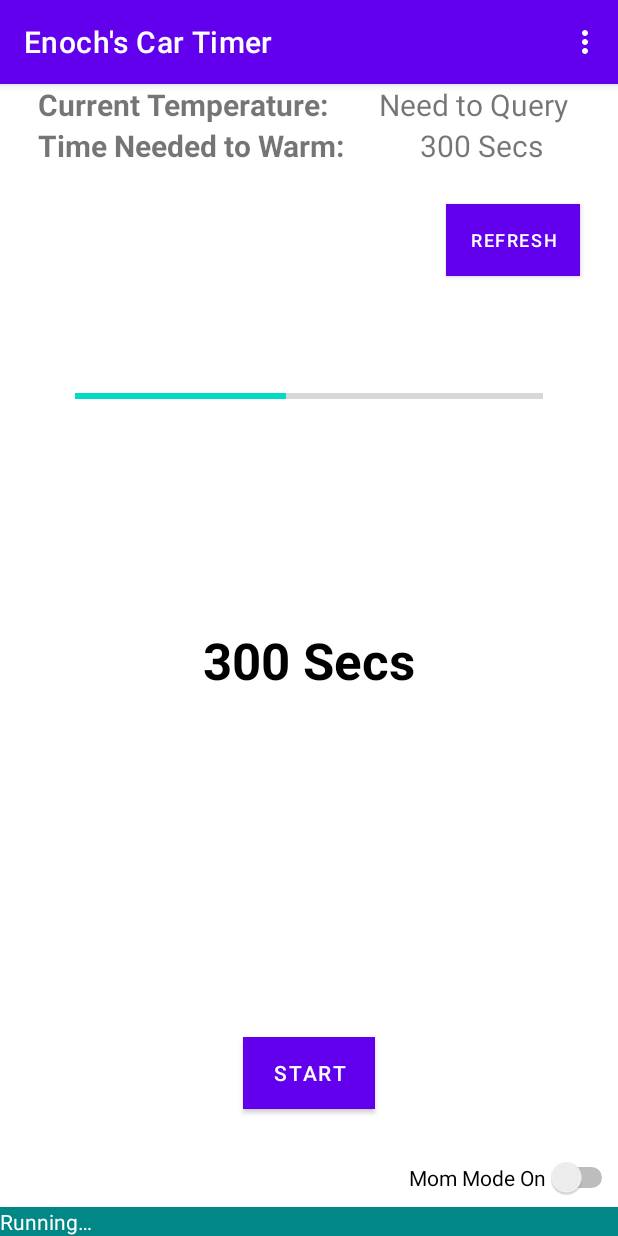
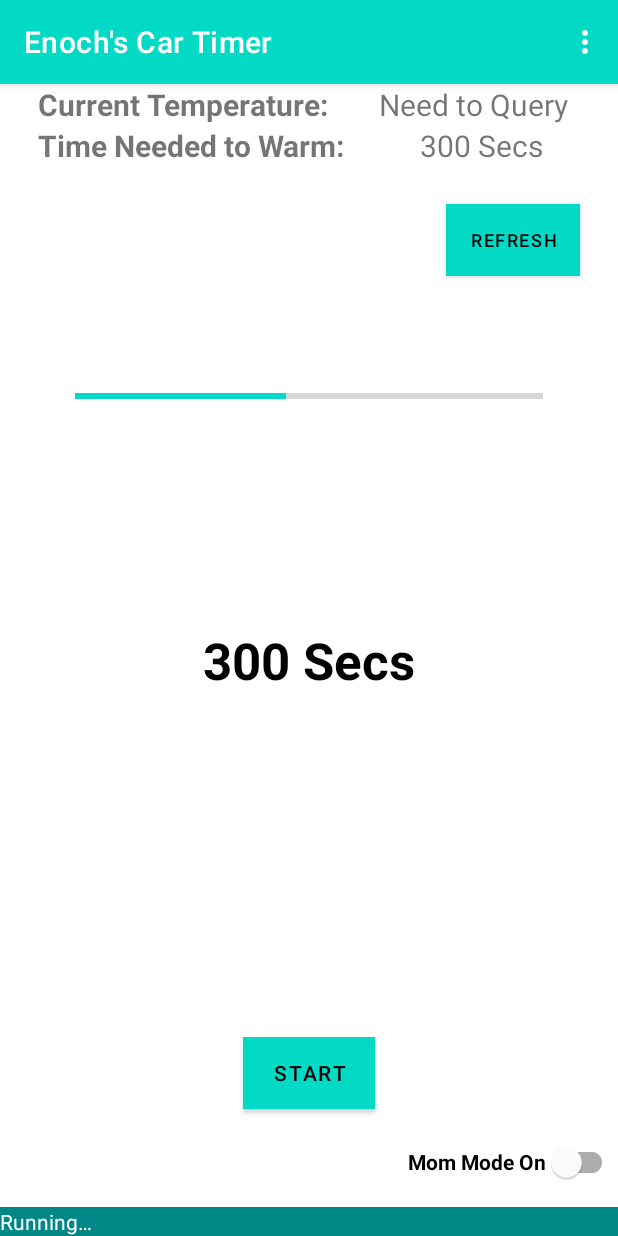
Before and after one commit to zskelton/CarWarmupTimer, an Android app: the screen it shows after launch (MainActivity), on a phone screen of 412 x 824 dp. Run offline under Robolectric (Android 15) with nearby library versions, the phone set to English and light mode, and no system bars; our stand-ins replace Volley, navigation-ui.

Commit message:
More Theming and fix of SwitchMaterial

```diff
--- a/app/src/main/java/android/example/weathercartimer/FirstFragment.kt
+++ b/app/src/main/java/android/example/weathercartimer/FirstFragment.kt
@@ -18,6 +18,7 @@ import com.android.volley.Response
 import com.android.volley.toolbox.StringRequest
 import com.android.volley.toolbox.Volley
 import com.google.android.material.snackbar.Snackbar
+import com.google.android.material.switchmaterial.SwitchMaterial
 import org.json.JSONException
 import org.json.JSONObject
 import kotlin.math.roundToInt
@@ -33,7 +34,7 @@ class FirstFragment : Fragment() {
     private lateinit var txtTemp: TextView
     private lateinit var txtTimer: TextView
     private lateinit var txtTimerLength: TextView
-    private lateinit var swMomMode: Switch
+    private lateinit var swMomMode: SwitchMaterial
     private lateinit var cdTimer: CountDownTimer
     private var timerLength: Long = 300
     private var momMode: Boolean = true
--- a/app/src/main/res/layout/fragment_first.xml
+++ b/app/src/main/res/layout/fragment_first.xml
@@ -67,8 +67,8 @@
         android:id="@+id/txt_status"
         android:layout_width="0dp"
         android:layout_height="wrap_content"
+        android:background="?attr/colorSecondaryVariant"
         android:text="@string/txt_running"
-        android:background="@color/design_default_color_secondary_variant"
         android:textColor="?android:textColorPrimaryInverse"
         app:layout_constraintBottom_toBottomOf="parent"
         app:layout_constraintEnd_toEndOf="parent"
@@ -110,21 +110,22 @@
         android:enabled="false"
         android:text="@string/txt_current_time"
         android:textAlignment="center"
+        android:textColor="?android:textColorPrimary"
         android:textSize="34sp"
         android:textStyle="bold"
-        android:textColor="?android:textColorPrimary"
         app:layout_constraintBottom_toBottomOf="parent"
         app:layout_constraintEnd_toEndOf="parent"
         app:layout_constraintHorizontal_bias="0.497"
         app:layout_constraintStart_toStartOf="parent"
         app:layout_constraintTop_toTopOf="parent" />
 
-    <Switch
+    <com.google.android.material.switchmaterial.SwitchMaterial
         android:id="@+id/switch_mom"
         android:layout_width="wrap_content"
         android:layout_height="0dp"
         android:layout_marginBottom="25dp"
         android:text="@string/switch_mom"
+        android:textStyle="bold"
         app:layout_constraintBottom_toBottomOf="parent"
         app:layout_constraintEnd_toEndOf="parent" />
 
--- a/app/src/main/res/values-night/themes.xml
+++ b/app/src/main/res/values-night/themes.xml
@@ -2,12 +2,12 @@
     <!-- Base application theme. -->
     <style name="Theme.WeatherCarTimer" parent="Theme.MaterialComponents.DayNight.DarkActionBar">
         <!-- Primary brand color. -->
-        <item name="colorPrimary">@color/purple_200</item>
-        <item name="colorPrimaryVariant">@color/purple_700</item>
+        <item name="colorPrimary">@color/teal_200</item>
+        <item name="colorPrimaryVariant">@color/teal_700</item>
         <item name="colorOnPrimary">@color/black</item>
         <!-- Secondary brand color. -->
         <item name="colorSecondary">@color/teal_200</item>
-        <item name="colorSecondaryVariant">@color/teal_200</item>
+        <item name="colorSecondaryVariant">@color/teal_700</item>
         <item name="colorOnSecondary">@color/black</item>
         <!-- Status bar color. -->
         <item name="android:statusBarColor" tools:targetApi="l">?attr/colorPrimaryVariant</item>
--- a/app/src/main/res/values/themes.xml
+++ b/app/src/main/res/values/themes.xml
@@ -2,9 +2,9 @@
     <!-- Base application theme. -->
     <style name="Theme.WeatherCarTimer" parent="Theme.MaterialComponents.DayNight.DarkActionBar">
         <!-- Primary brand color. -->
-        <item name="colorPrimary">@color/purple_500</item>
-        <item name="colorPrimaryVariant">@color/purple_700</item>
-        <item name="colorOnPrimary">@color/white</item>
+        <item name="colorPrimary">@color/teal_200</item>
+        <item name="colorPrimaryVariant">@color/teal_700</item>
+        <item name="colorOnPrimary">@color/black</item>
         <!-- Secondary brand color. -->
         <item name="colorSecondary">@color/teal_200</item>
         <item name="colorSecondaryVariant">@color/teal_700</item>
```
